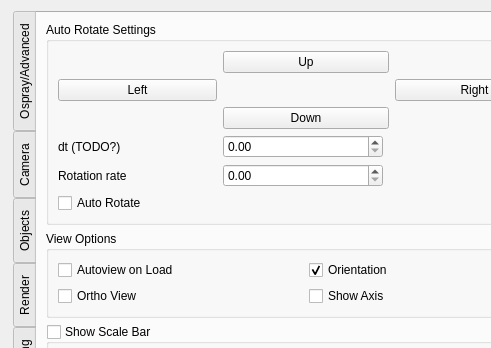
The window that src/Interface/Modules/Render/ViewOspraySceneConfig.ui (SCIInstitute/SCIRun) describes before a commit, drawn with Qt 5; both pictures show x 0 to 491 and y 0 to 348 of the 588 by 728 pixel window.
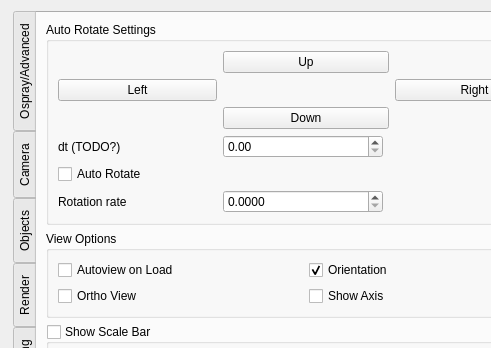
The same window after the commit. The open tabs and pages were chosen to show the change.

Commit message: Auto rotation rate widget works

What changed in the file:
```diff
--- a/src/Interface/Modules/Render/ViewOspraySceneConfig.ui
+++ b/src/Interface/Modules/Render/ViewOspraySceneConfig.ui
@@ -1428,22 +1428,6 @@
             </property>
            </widget>
           </item>
-          <item row="6" column="0" colspan="3">
-           <widget class="QCheckBox" name="autoRotateCheckBox_">
-            <property name="font">
-             <font>
-              <weight>50</weight>
-              <bold>false</bold>
-             </font>
-            </property>
-            <property name="toolTip">
-             <string>Toggle Auto Rotate</string>
-            </property>
-            <property name="text">
-             <string>Auto Rotate</string>
-            </property>
-           </widget>
-          </item>
           <item row="1" column="3">
            <widget class="QPushButton" name="rotateRightButton_">
             <property name="toolTip">
@@ -1529,15 +1513,44 @@
             </property>
            </widget>
           </item>
-          <item row="5" column="0">
+          <item row="6" column="0">
            <widget class="QLabel" name="label_41">
             <property name="text">
              <string>Rotation rate</string>
             </property>
            </widget>
           </item>
-          <item row="5" column="1">
-           <widget class="QDoubleSpinBox" name="doubleSpinBox_12"/>
+          <item row="6" column="1">
+           <widget class="QDoubleSpinBox" name="autoRotationRateDoubleSpinBox_">
+            <property name="prefix">
+             <string/>
+            </property>
+            <property name="decimals">
+             <number>4</number>
+            </property>
+            <property name="maximum">
+             <double>9999.000000000000000</double>
+            </property>
+            <property name="singleStep">
+             <double>0.010000000000000</double>
+            </property>
+           </widget>
+          </item>
+          <item row="5" column="0">
+           <widget class="QCheckBox" name="autoRotateCheckBox_">
+            <property name="font">
+             <font>
+              <weight>50</weight>
+              <bold>false</bold>
+             </font>
+            </property>
+            <property name="toolTip">
+             <string>Toggle Auto Rotate</string>
+            </property>
+            <property name="text">
+             <string>Auto Rotate</string>
+            </property>
+           </widget>
           </item>
          </layout>
         </widget>
```
Left out of the diff: 11 changed lines with no effect on the pictures. The commit also changes 6 other files.
